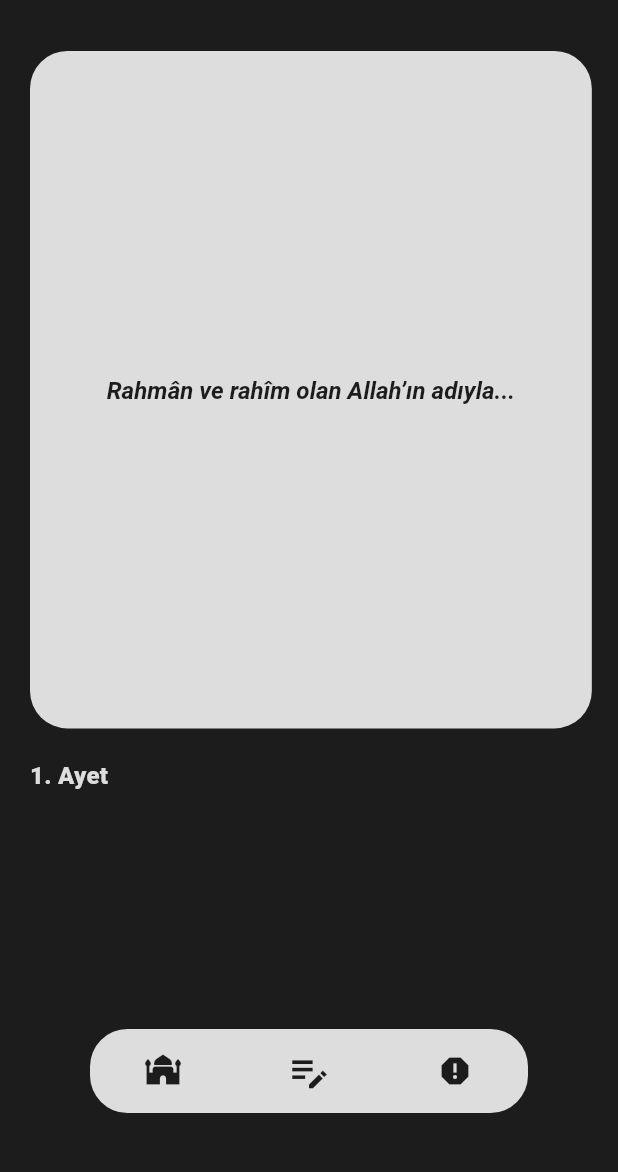
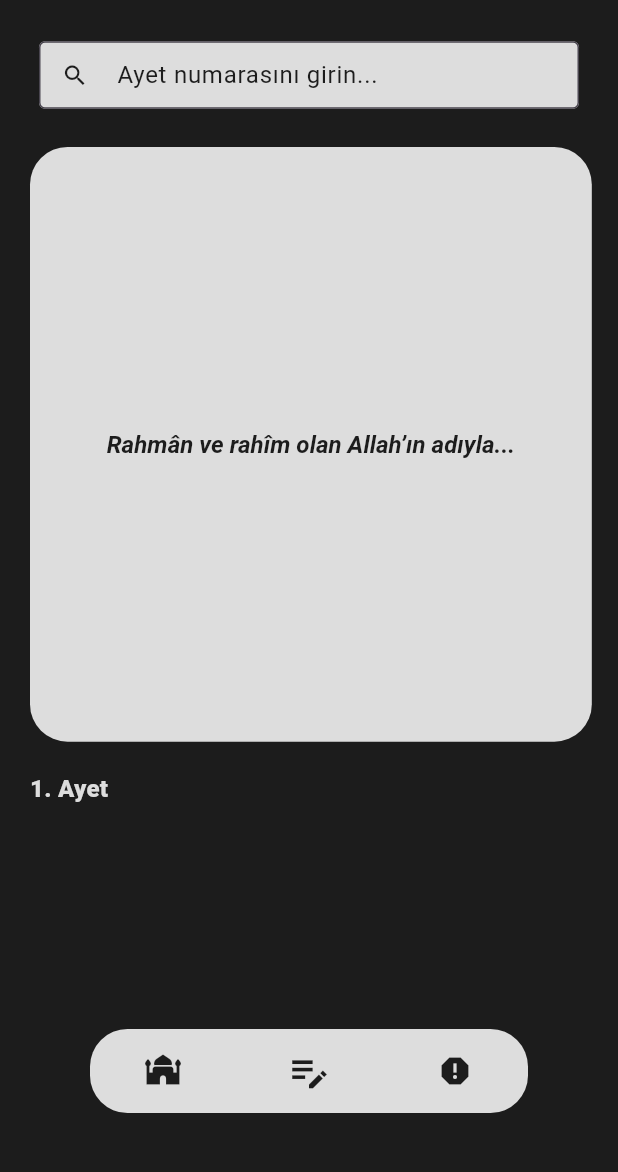
Before and after one commit to ernklyc/meal, a Flutter app: the AyetOkumaEkrani screen opened directly with empty values, on a phone screen of 412 x 824 dp, the part 63-1235 px from its top. Run offline on Flutter 3.47's test engine with Material 3 defaults, Android fonts, the light colour scheme and no system bars; drawn by our look-alikes of flip_card; our stand-ins replace animated_splash_screen, font_awesome_flutter; Roboto replaces fonts that are missing (Snicker).

Commit message:
Update V1

```diff
--- a/lib/page/ayet_ekranı.dart
+++ b/lib/page/ayet_ekranı.dart
@@ -21,22 +21,71 @@ class AyetOkumaEkrani extends StatefulWidget {
 }
 
 class _AyetOkumaEkraniState extends State<AyetOkumaEkrani> {
+  final TextEditingController _searchController = TextEditingController();
+
+  void _filterSureBilgileri(String query) {
+    setState(() {});
+  }
+
   @override
   Widget build(BuildContext context) {
     return Scaffold(
-      appBar: AppBar(
-        leading: const ArrowLeft(),
-        centerTitle: true,
-        elevation: ProjectNum().zero,
-        title: Text(Karma().bismillah),
-        actions: const [PersonButton()],
-        automaticallyImplyLeading: false,
-        backgroundColor: ProjectColor().indicatorBG,
-      ),
       backgroundColor: ProjectColor().indicatorBG,
       body: CustomScrollView(
         physics: const BouncingScrollPhysics(),
         slivers: [
+          SliverAppBar(
+            bottom: AppBar(
+              elevation: ProjectNum().zero,
+              automaticallyImplyLeading: false,
+              backgroundColor: ProjectColor().indicatorBG,
+              title: Padding(
+                padding: ProjectEdgeInsets().textFieldButton,
+                child: SizedBox(
+                  height: ProjectNum().height45,
+                  child: TextFormField(
+                    controller: _searchController,
+                    onChanged: _filterSureBilgileri,
+                    cursorColor: ProjectColor().indicatorBG,
+                    style: TextStyle(
+                      color: ProjectColor().indicatorBG,
+                      fontSize: ProjectNum().titleMedium,
+                    ),
+                    decoration: InputDecoration(
+                      focusedBorder: OutlineInputBorder(
+                        borderSide: BorderSide(
+                          color: ProjectColor().ddddddColor,
+                        ),
+                      ),
+                      hintStyle: TextStyle(
+                        color: ProjectColor().indicatorBG,
+                      ),
+                      border: const OutlineInputBorder(),
+                      prefixIcon: Icon(
+                        Icons.search,
+                        color: ProjectColor().indicatorBG,
+                      ),
+                      isDense: true,
+                      filled: true,
+                      hintText: Karma().textFieldText2,
+                      fillColor: ProjectColor().ddddddColor,
+                      contentPadding: ProjectEdgeInsets().horizontal20,
+                      labelStyle: TextStyle(color: ProjectColor().indicatorBG),
+                    ),
+                  ),
+                ),
+              ),
+            ),
+            snap: true,
+            pinned: true,
+            floating: true,
+            centerTitle: true,
+            title: Text(Karma().bismillah),
+            expandedHeight: ProjectNum().height120,
+            backgroundColor: ProjectColor().indicatorBG,
+            leading: const ArrowLeft(),
+            actions: const [PersonButton()],
+          ),
           SliverToBoxAdapter(
             child: SizedBox(
               height: MediaQuery.of(context).size.width * 1.3,
@@ -44,6 +93,15 @@ class _AyetOkumaEkraniState extends State<AyetOkumaEkrani> {
                 physics: const BouncingScrollPhysics(),
                 scrollDirection: Axis.horizontal,
                 itemBuilder: (BuildContext context, int index) {
+                  final sureText = "${index + 1}";
+
+                  // Arama metni varsa ve aranılan metin bulunamazsa null döndürür
+                  if (_searchController.text.isNotEmpty &&
+                      !sureText
+                          .toLowerCase()
+                          .contains(_searchController.text.toLowerCase())) {
+                    return const SizedBox.shrink();
+                  }
                   return GestureDetector(
                     child: Row(
                       children: [
@@ -57,6 +115,7 @@ class _AyetOkumaEkraniState extends State<AyetOkumaEkrani> {
                                 mainAxisAlignment: MainAxisAlignment.center,
                                 children: [
                                   Expanded(
+                                    flex: 4,
                                     child: Container(
                                       alignment: Alignment.center,
                                       decoration: BoxDecoration(
@@ -84,7 +143,9 @@ class _AyetOkumaEkraniState extends State<AyetOkumaEkrani> {
                                       ),
                                     ),
                                   ),
-                                  Padding(
+                                  Expanded(
+                                    flex: 1,
+                                    child: Padding(
                                       padding: ProjectEdgeInsets().top20,
                                       child: Text(
                                         "${index + 1}. Ayet",
@@ -94,6 +155,7 @@ class _AyetOkumaEkraniState extends State<AyetOkumaEkrani> {
                                             ?.copyWith(
                                               color: ProjectColor().ddddddColor,
                                               fontWeight: FontWeight.w800,
+                                            ),
                                       ),
                                     ),
                                   ),
--- a/lib/page/sure_secim_ekrani.dart
+++ b/lib/page/sure_secim_ekrani.dart
@@ -48,7 +48,7 @@ class _SureSecimState extends State<SureSecim> {
             title: Text(Karma().bismillah),
             expandedHeight: ProjectNum().height120,
             backgroundColor: ProjectColor().indicatorBG,
-            leading: const _ArrowLeft(),
+            leading: const ArrowLeft(),
             actions: const [PersonButton()],
           ),
           SliverList(
@@ -146,8 +146,8 @@ class _SureSecimState extends State<SureSecim> {
   }
 }
 
-class _ArrowLeft extends StatelessWidget {
-  const _ArrowLeft();
+class ArrowLeft extends StatelessWidget {
+  const ArrowLeft({super.key});
 
   @override
   Widget build(BuildContext context) {
--- a/lib/product/lang/karma.dart
+++ b/lib/product/lang/karma.dart
@@ -1,12 +1,11 @@
 class Karma {
   final String sabir = '"Allah, sabredenlerle beraberdir..."';
   final String textFieldText = "Hangi Sureyi Aramıştınız?";
+  final String textFieldText2 = "Ayet numarasını girin...";
   final String bismillah = "Bismillahirrahmanirrahim";
   final String not = "NOTLARIM";
   final String subject = 'Merhaba, ne istemiştiniz?';
   final String body = 'Bburaya mesajınızı yazabilirsiniz.';
   final String web = 'https://klychub.github.io/';
   final String mail = 'klychub@gmail.com';
-
-
 }
```
Lines whose indentation alone changed are shown as unchanged.
